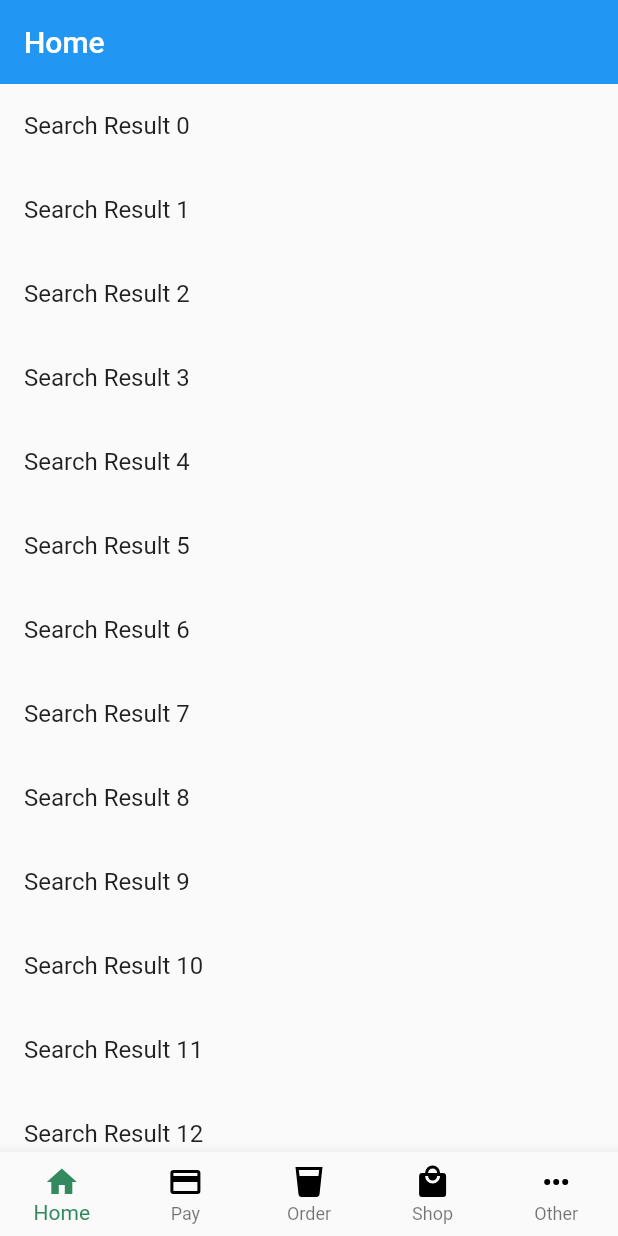
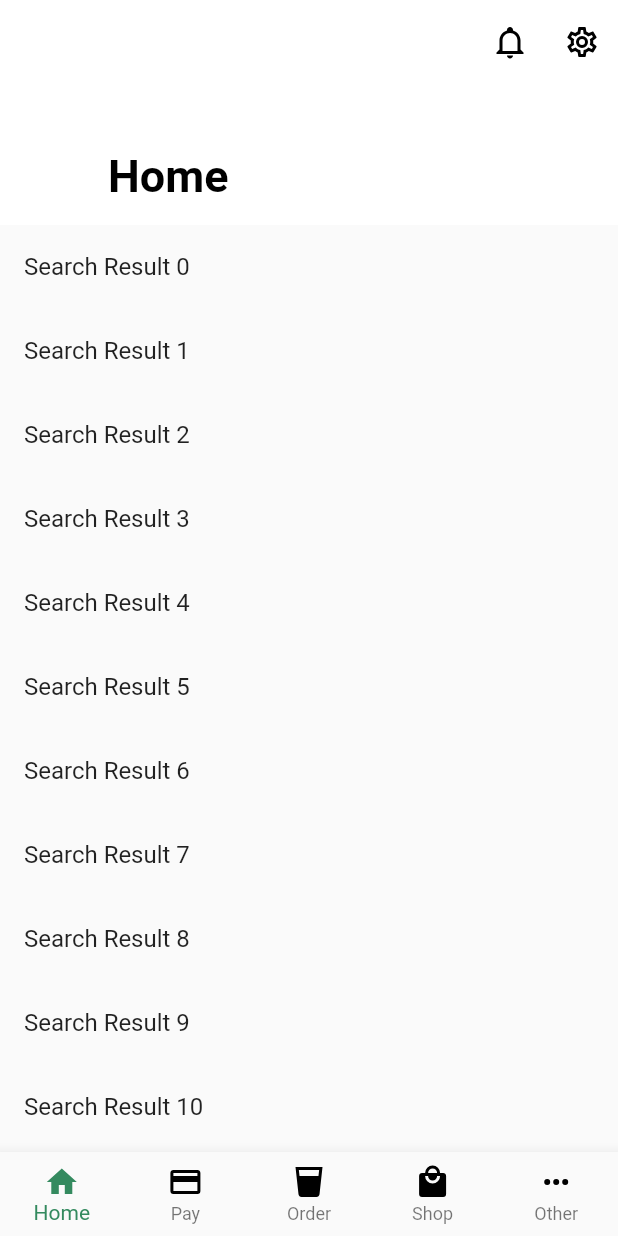
Before and after one commit to higun295/FlutterCollection, a Flutter app: the screen it shows after launch, on a phone screen of 412 x 824 dp. Run offline on Flutter 3.47's test engine with Material 2 defaults, Android fonts, the phone set to English and light mode, and no system bars; our stand-ins replace flutter_svg, webview_flutter.

Commit message:
20230513_1

```diff
--- a/starbucks/lib/MainPageTemplate.dart
+++ b/starbucks/lib/MainPageTemplate.dart
@@ -16,15 +16,16 @@ class _MainPageTemplate extends State<MainPageTemplate> {
 
   final List<Widget> _pages = [
     Home(appBarTitle: 'Home',),
-    Pay(),
-    Order(),
-    Shop(),
-    Other(),
+    Pay(appBarTitle: 'Pay',),
+    Order(appBarTitle: 'Order',),
+    Shop(appBarTitle: 'Starbucks Online Store',),
+    Other(appBarTitle: 'Other',),
   ];
 
   @override
   Widget build(BuildContext context) {
     return Scaffold(
+      resizeToAvoidBottomInset: false,
       body: _pages[_selectedIndex],
       bottomNavigationBar: BottomNavigationBar(
         type: BottomNavigationBarType.fixed,
--- a/starbucks/lib/Views/Home.dart
+++ b/starbucks/lib/Views/Home.dart
@@ -1,19 +1,16 @@
 import 'package:flutter/material.dart';
+import 'package:starbucks/Widgets/StarbucksSliverAppBar.dart';
 
 class Home extends StatelessWidget {
   final String appBarTitle;
-
-  Home({required this.appBarTitle});
+  const Home({super.key, required this.appBarTitle});
 
   @override
   Widget build(BuildContext context) {
     return Scaffold(
         body: CustomScrollView(
           slivers: [
-          SliverAppBar(
-            title: Text(appBarTitle),
-            floating: true,
-          ),
+            StarbucksSliverAppBar(appBarTitle: appBarTitle),
             SliverList(
               delegate: SliverChildBuilderDelegate(
                     (context, index) {
@@ -22,7 +19,7 @@ class Home extends StatelessWidget {
                     title: Text('Search Result $index'),
                   );
                 },
-              childCount: 20,
+                childCount: 15,
               ),
             ),
           ],
--- a/starbucks/lib/main.dart
+++ b/starbucks/lib/main.dart
@@ -7,6 +7,7 @@ class MyApp extends StatelessWidget {
   @override
   Widget build(BuildContext context) {
     return MaterialApp(
+      debugShowCheckedModeBanner: false,
       title: 'Starbucks App',
       theme: ThemeData(
         primarySwatch: Colors.blue
--- a/starbucks/pubspec.yaml
+++ b/starbucks/pubspec.yaml
@@ -61,6 +61,8 @@ flutter:
 
   # To add assets to your application, add an assets section, like this:
   assets:
+    - images/bell.svg
+    - images/cog.svg
     - images/home.svg
     - images/pay.svg
     - images/order.svg
```
Also changed, not shown: starbucks/lib/Views/Order.dart (+22 -2 lines), starbucks/lib/Views/Other.dart (+22 -2 lines), starbucks/lib/Views/Pay.dart (+22 -2 lines), starbucks/lib/Views/Shop.dart (+22 -2 lines), starbucks/lib/Widgets/StarbucksSliverAppBar.dart (added, +42 -0 lines), starbucks/images/bell.svg (added), starbucks/images/cog.svg (added). Lines whose indentation alone changed are shown as unchanged.
